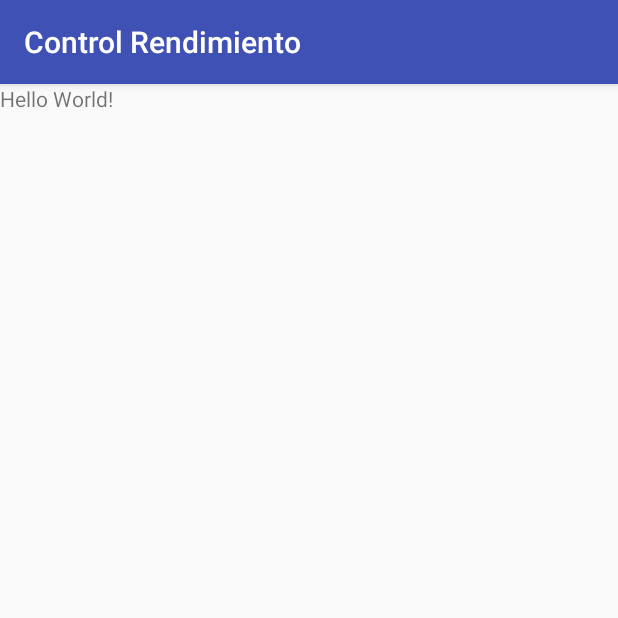
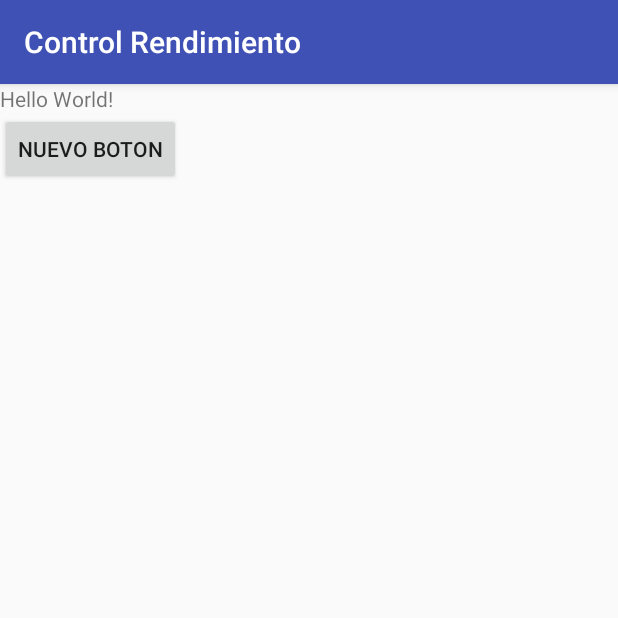
Before and after one commit to Summy21/ControlRendimiento, an Android app: the screen it shows after launch (MainActivity), on a phone screen of 412 x 824 dp, the top half of it. Run offline under Robolectric (Android 15) with nearby library versions, the phone set to English and light mode, and no system bars.

Commit message:
actualizacion git ignore y nuevo boton

```diff
--- a/app/src/main/res/layout/activity_main.xml
+++ b/app/src/main/res/layout/activity_main.xml
@@ -1,10 +1,11 @@
 <?xml version="1.0" encoding="utf-8"?>
-<android.support.design.widget.CoordinatorLayout
+<LinearLayout
     xmlns:android="http://schemas.android.com/apk/res/android"
     xmlns:app="http://schemas.android.com/apk/res-auto"
     xmlns:tools="http://schemas.android.com/tools"
     android:layout_width="match_parent"
     android:layout_height="match_parent"
+    android:orientation="vertical"
     tools:context="com.example.summy.controlrendimiento.MainActivity">
 
     <TextView
@@ -13,4 +14,10 @@
         android:text="Hello World!"
    />
 
-</android.support.design.widget.CoordinatorLayout>
+    <Button
+        android:id="@+id/button"
+        android:layout_width="wrap_content"
+        android:layout_height="wrap_content"
+        android:text="nuevo boton"/>
+
+</LinearLayout>
```
Also changed, not shown: 2 other files.
